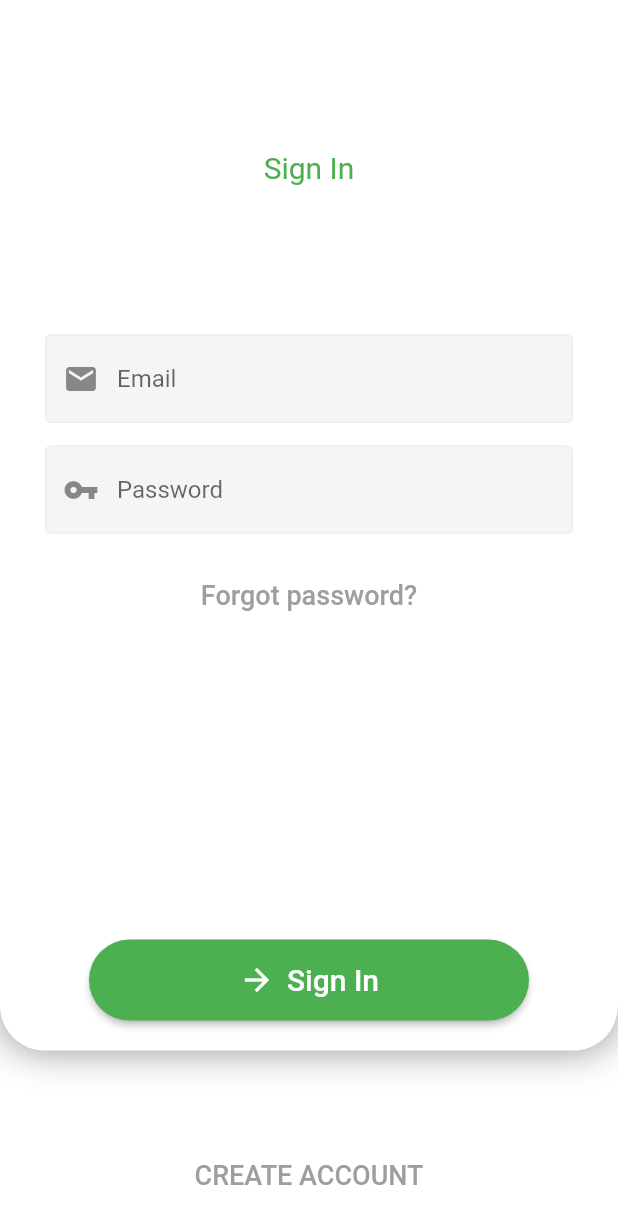
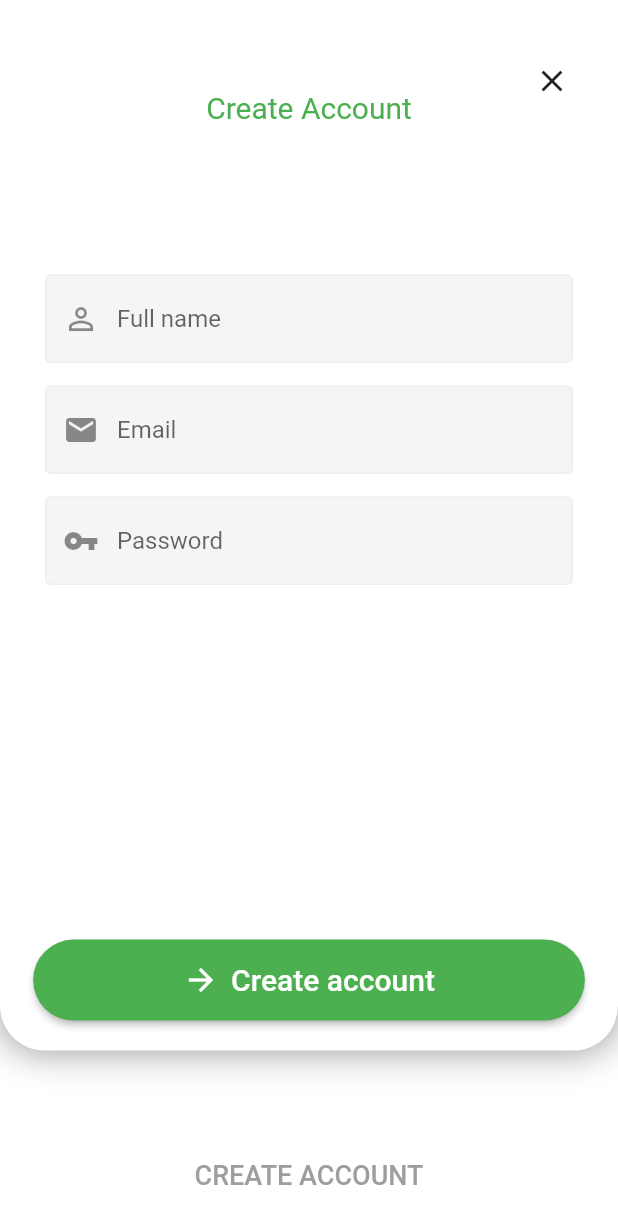
Before and after one commit to codingbbq/flutter_fresh_food, a Flutter app: the screen it shows after launch, after a tap on "CREATE ACCOUNT", on a phone screen of 412 x 824 dp. Shown: the top 1224 px of the screen. Run offline on Flutter 3.47's test engine with Material 2 defaults, Android fonts, the phone set to English and light mode, and no system bars.

Commit message:
Create account page

```diff
--- a/lib/main.dart
+++ b/lib/main.dart
@@ -1,4 +1,5 @@
 import 'package:flutter/material.dart';
+import 'package:flutter_fresh_food/pages/create_account/page_create_account.dart';
 import 'package:flutter_fresh_food/pages/sign_in/page_sign_in.dart';
 
 void main() {
@@ -16,7 +17,10 @@ class FreshFood extends StatelessWidget {
         visualDensity: VisualDensity.adaptivePlatformDensity,
       ),
       initialRoute: '/',
-      routes: {'/': (context) => SignIn()},
+      routes: {
+        '/': (context) => SignIn(),
+        '/create_account': (context) => CreateAccount(),
+      },
     );
   }
 }
--- /dev/null
+++ b/lib/pages/create_account/page_create_account.dart
@@ -0,0 +1,147 @@
+import 'package:flutter/material.dart';
+import 'package:flutter_fresh_food/utils/input_text_field.dart';
+
+class CreateAccount extends StatelessWidget {
+  @override
+  Widget build(BuildContext context) {
+    var height = MediaQuery.of(context).size.height;
+    var width = MediaQuery.of(context).size.width;
+
+    return Scaffold(
+      backgroundColor: Colors.white,
+      body: Column(
+        mainAxisAlignment: MainAxisAlignment.spaceBetween,
+        children: [
+          Container(
+            padding: EdgeInsets.only(
+              bottom: 20.0,
+            ),
+            height: height * 0.85,
+            width: width,
+            decoration: BoxDecoration(
+              color: Colors.white,
+              boxShadow: [
+                BoxShadow(
+                  color: Colors.grey,
+                  spreadRadius: 1.0,
+                  blurRadius: 20.0,
+                ),
+              ],
+              borderRadius: BorderRadius.only(
+                bottomLeft: Radius.circular(30.0),
+                bottomRight: Radius.circular(30.0),
+              ),
+            ),
+            child: Stack(
+              children: [
+                Positioned(
+                  right: 20.0,
+                  top: 30.0,
+                  child: IconButton(
+                    icon: Icon(Icons.close),
+                    onPressed: () {
+                      Navigator.pop(context);
+                    },
+                  ),
+                ),
+                Column(
+                  children: [
+                    SizedBox(height: 60.0),
+                    Text(
+                      "Create Account",
+                      style: TextStyle(
+                        fontSize: 20.0,
+                        color: Colors.green,
+                      ),
+                    ),
+
+                    SizedBox(
+                      height: 100.0,
+                    ),
+
+                    // Full Name
+                    Padding(
+                      padding: const EdgeInsets.symmetric(
+                        horizontal: 30.0,
+                      ),
+                      child: CustomInputTextField(
+                        hintText: "Full name",
+                        prefixIcon: Icon(Icons.person_outline),
+                      ),
+                    ),
+
+                    SizedBox(
+                      height: 15.0,
+                    ),
+
+                    // Email
+                    Padding(
+                      padding: const EdgeInsets.symmetric(
+                        horizontal: 30.0,
+                      ),
+                      child: CustomInputTextField(
+                        hintText: "Email",
+                        prefixIcon: Icon(Icons.email),
+                      ),
+                    ),
+
+                    SizedBox(
+                      height: 15.0,
+                    ),
+
+                    // Password
+                    Padding(
+                      padding: const EdgeInsets.symmetric(
+                        horizontal: 30.0,
+                      ),
+                      child: CustomInputTextField(
+                        hintText: "Password",
+                        prefixIcon: Icon(Icons.vpn_key),
+                      ),
+                    ),
+
+                    Spacer(),
+                    RaisedButton.icon(
+                      padding: EdgeInsets.symmetric(
+                        vertical: 15.0,
+                        horizontal: 100.0,
+                      ),
+                      onPressed: () {},
+                      shape: StadiumBorder(),
+                      color: Colors.green,
+                      label: Text(
+                        "Create account",
+                        style: TextStyle(
+                          color: Colors.white,
+                          fontSize: 20.0,
+                        ),
+                      ),
+                      icon: Icon(
+                        Icons.arrow_forward,
+                        color: Colors.white,
+                      ),
+                    )
+                  ],
+                ),
+              ],
+            ),
+          ),
+          Padding(
+            padding: const EdgeInsets.all(10.0),
+            child: FlatButton(
+              padding: EdgeInsets.all(20.0),
+              onPressed: () {},
+              child: Text(
+                "CREATE ACCOUNT",
+                style: TextStyle(
+                  color: Colors.grey,
+                  fontSize: 18.0,
+                ),
+              ),
+            ),
+          ),
+        ],
+      ),
+    );
+  }
+}
--- a/lib/pages/sign_in/page_sign_in.dart
+++ b/lib/pages/sign_in/page_sign_in.dart
@@ -44,7 +44,7 @@ class SignIn extends StatelessWidget {
                 ),
 
                 SizedBox(
-                  height: 100.0,
+                  height: 60.0,
                 ),
 
                 // Email
@@ -114,7 +114,9 @@ class SignIn extends StatelessWidget {
             padding: const EdgeInsets.all(10.0),
             child: FlatButton(
               padding: EdgeInsets.all(20.0),
-              onPressed: () {},
+              onPressed: () {
+                Navigator.pushNamed(context, '/create_account');
+              },
               child: Text(
                 "CREATE ACCOUNT",
                 style: TextStyle(
```
